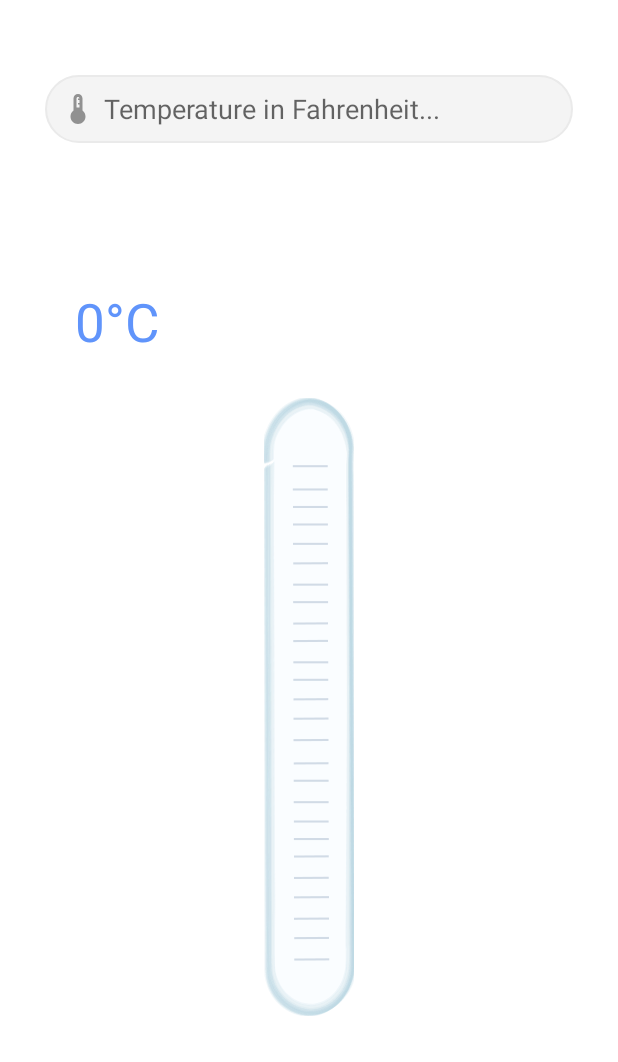
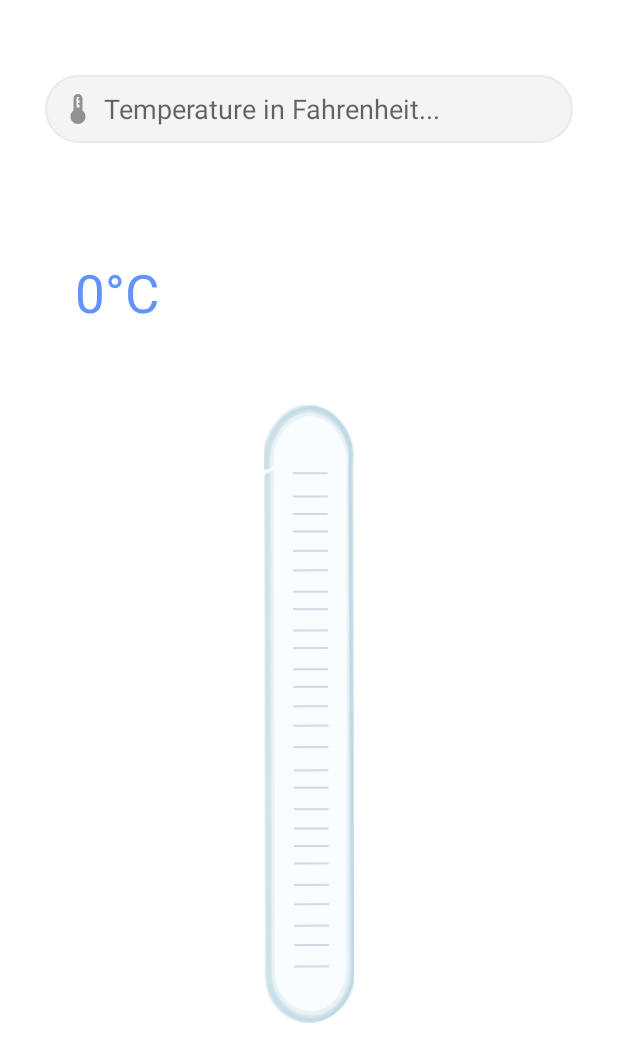
Before and after one commit to shahad-tariq/temperature_converter_app, an Android app: the screen it shows after launch (MainActivity), on a phone screen of 412 x 824 dp. Shown: the top 1062 px of the screen. Run offline under Robolectric (Android 15) with nearby library versions, the phone set to English and light mode, and no system bars; our stand-ins replace data binding.

Commit message:
add margin top and change Change the red gradation

```diff
--- a/app/src/main/res/layout/fragment_home.xml
+++ b/app/src/main/res/layout/fragment_home.xml
@@ -46,7 +46,7 @@
             app:layout_constraintBottom_toTopOf="@+id/progressBar"
             app:layout_constraintStart_toStartOf="parent"
             app:layout_constraintTop_toBottomOf="@+id/editText"
-            app:layout_constraintVertical_bias="0.32" />
+            app:layout_constraintVertical_bias="0.25" />
 
         <com.google.android.material.progressindicator.LinearProgressIndicator
             android:id="@+id/progressBar"
@@ -55,6 +55,7 @@
             android:background="@drawable/ic_progress"
             android:max="1000"
             android:maxLength="1000"
+            android:layout_marginTop="10dp"
             android:progress="@{viewModelHome.temperatureInCelsius}"
             android:rotation="270"
             app:indicatorColor="@color/purple_200"
--- a/app/src/main/res/values/colors.xml
+++ b/app/src/main/res/values/colors.xml
@@ -9,5 +9,5 @@
     <color name="green">#69AF88</color>
     <color name="yellow">#BDAD58</color>
     <color name="orange">#F16C5B</color>
-    <color name="red">#830202</color>
+    <color name="red">#911D1D</color>
 </resources>
```
